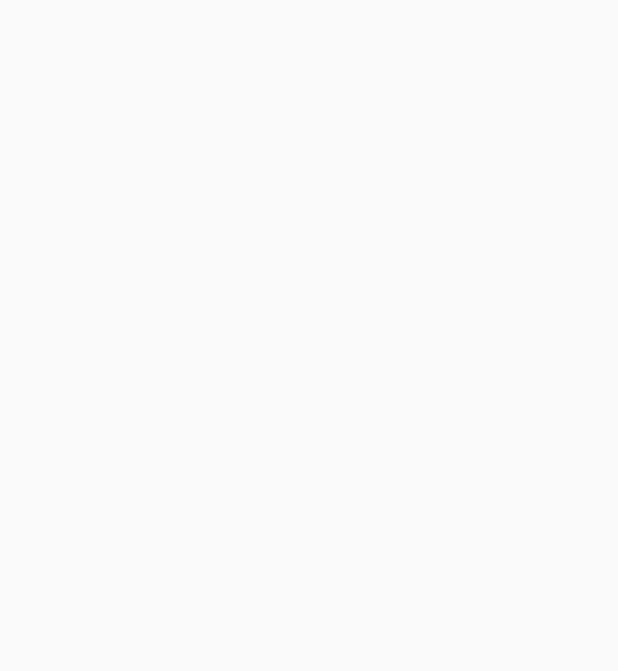
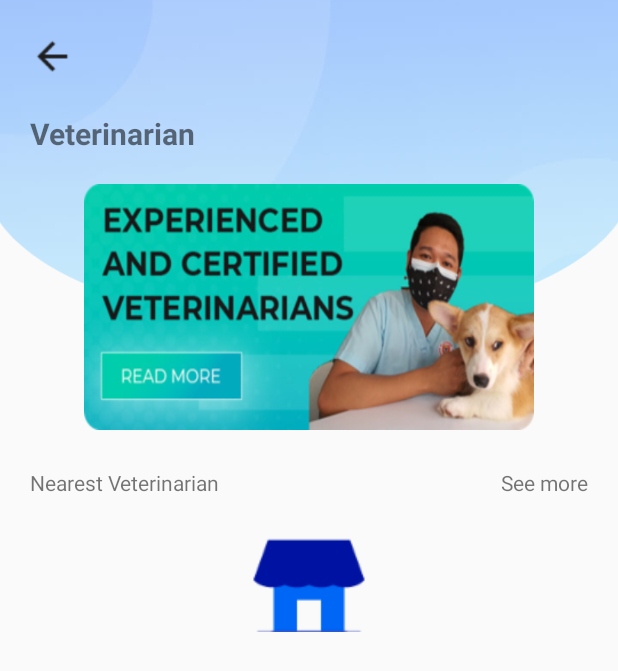
Before and after one commit to kirk-y/PetLover, an Android app: the Veterinarian screen opened directly, with no data from a screen before it, on a phone screen of 412 x 824 dp. Before the commit the part shown is empty. Shown: the top 671 px of the screen. Run offline under Robolectric (Android 15) with nearby library versions, the phone set to English and light mode, and no system bars.

Commit message:
Add Veterinarian home and Veterinarian details. Wait for using Database.

```diff
--- a/app/src/main/AndroidManifest.xml
+++ b/app/src/main/AndroidManifest.xml
@@ -13,9 +13,13 @@
         android:theme="@style/Theme.Design.Light"
         tools:targetApi="31">
         <activity
-            android:name=".Functions.ItemInfo"
+            android:name=".Functions.veterinarian.VeterinarianInfo"
             android:theme="@style/Theme.AppCompat.DayNight.NoActionBar"
             android:exported="false" />
+        <activity
+            android:name=".Functions.ItemInfo"
+            android:exported="false"
+            android:theme="@style/Theme.AppCompat.DayNight.NoActionBar" />
         <activity
             android:name=".personal.FQA"
             android:exported="false"
--- a/app/src/main/java/com/example/petlover/Functions/Veterinarian.java
+++ b/app/src/main/java/com/example/petlover/Functions/Veterinarian.java
@@ -2,8 +2,12 @@ package com.example.petlover.Functions;
 
 import androidx.appcompat.app.AppCompatActivity;
 
+import android.content.Intent;
 import android.os.Bundle;
+import android.view.View;
+import android.widget.ImageButton;
 
+import com.example.petlover.Functions.veterinarian.VeterinarianInfo;
 import com.example.petlover.R;
 
 public class Veterinarian extends AppCompatActivity {
@@ -12,5 +16,14 @@ public class Veterinarian extends AppCompatActivity {
     protected void onCreate(Bundle savedInstanceState) {
         super.onCreate(savedInstanceState);
         setContentView(R.layout.activity_veterinarian);
+
+        ImageButton bnt_veterinarian_info = findViewById(R.id.bnt_veterinarian_info);
+        bnt_veterinarian_info.setOnClickListener(new View.OnClickListener() {
+            @Override
+            public void onClick(View v) {
+                Intent intent = new Intent(Veterinarian.this, VeterinarianInfo.class);
+                startActivity(intent);
+            }
+        });
     }
 }
--- a/app/src/main/java/com/example/petlover/Home.java
+++ b/app/src/main/java/com/example/petlover/Home.java
@@ -87,5 +87,6 @@ public class Home extends AppCompatActivity {
                 startActivity(intent);
             }
         });
+
     }
 }
--- a/app/src/main/res/layout/activity_veterinarian.xml
+++ b/app/src/main/res/layout/activity_veterinarian.xml
@@ -6,4 +6,90 @@
     android:layout_height="match_parent"
     tools:context=".Functions.Veterinarian">
 
+
+    <ImageView
+        android:id="@+id/imageView15"
+        android:layout_width="wrap_content"
+        android:layout_height="wrap_content"
+        android:layout_marginTop="-110dp"
+        app:layout_constraintEnd_toEndOf="parent"
+        app:layout_constraintStart_toStartOf="parent"
+        app:layout_constraintTop_toTopOf="parent"
+        app:srcCompat="@drawable/home_top_image" />
+
+    <ImageButton
+        android:id="@+id/imageButton18"
+        android:layout_width="300dp"
+        android:layout_height="164dp"
+        android:scaleType="fitXY"
+        android:layout_marginStart="20dp"
+        android:layout_marginTop="20dp"
+        android:layout_marginEnd="20dp"
+        android:background="@color/transparent"
+        app:layout_constraintEnd_toEndOf="parent"
+        app:layout_constraintStart_toStartOf="parent"
+        app:layout_constraintTop_toBottomOf="@+id/textView55"
+        app:srcCompat="@drawable/veterinarian_home" />
+
+    <ImageView
+        android:id="@+id/bnt_veterinarian_back"
+        android:layout_width="30sp"
+        android:layout_height="wrap_content"
+        android:layout_marginStart="20dp"
+        android:layout_marginTop="20dp"
+        app:layout_constraintStart_toStartOf="parent"
+        app:layout_constraintTop_toTopOf="parent"
+        app:srcCompat="@drawable/back" />
+
+    <TextView
+        android:id="@+id/textView55"
+        android:layout_width="wrap_content"
+        android:layout_height="wrap_content"
+        android:layout_marginStart="20dp"
+        android:layout_marginTop="20dp"
+        android:text="@string/veterinarian_title"
+        android:textStyle="bold"
+        android:textSize="20sp"
+        app:layout_constraintStart_toStartOf="parent"
+        app:layout_constraintTop_toBottomOf="@+id/bnt_veterinarian_back" />
+
+    <TextView
+        android:id="@+id/textView56"
+        android:layout_width="wrap_content"
+        android:layout_height="wrap_content"
+        android:layout_marginStart="20dp"
+        android:layout_marginTop="10dp"
+        android:text="@string/nearest_veterinarian"
+        app:layout_constraintStart_toStartOf="parent"
+        app:layout_constraintTop_toBottomOf="@+id/imageView15" />
+
+    <TextView
+        android:id="@+id/textView57"
+        android:layout_width="wrap_content"
+        android:layout_height="wrap_content"
+        android:layout_marginEnd="20dp"
+        android:text="@string/see_more"
+        app:layout_constraintEnd_toEndOf="parent"
+        app:layout_constraintTop_toTopOf="@+id/textView56" />
+
+    <ScrollView
+        android:layout_width="match_parent"
+        android:layout_height="400sp"
+        android:layout_marginTop="10dp"
+        app:layout_constraintTop_toBottomOf="@+id/textView56">
+
+        <LinearLayout
+            android:layout_width="match_parent"
+            android:layout_height="wrap_content"
+            android:orientation="vertical" >
+
+            <ImageButton
+                android:id="@+id/bnt_veterinarian_info"
+                android:layout_width="match_parent"
+                android:layout_height="wrap_content"
+                android:background="@color/transparent"
+                app:srcCompat="@drawable/bar_ioc1" />
+        </LinearLayout>
+    </ScrollView>
+
 </androidx.constraintlayout.widget.ConstraintLayout>
--- a/app/src/main/res/values/strings.xml
+++ b/app/src/main/res/values/strings.xml
@@ -108,4 +108,12 @@
     <string name="text_item1_info">The British Shorthair is a breed version of the traditional British domestic cat, with a distinctively stocky build, thick coat and broad face. The most recognized color variant is \"British Blue\", with a solid gray-blue coat, orange eyes, and a medium-sized tail.</string>
     <string name="itemInfo_chatSeller">Chat Seller</string>
     <string name="itemInfo_continue">Continue</string>
+    <string name="veterinarian_title">Veterinarian</string>
+    <string name="nearest_veterinarian">Nearest Veterinarian</string>
+    <string name="create_appointment">Create Appointment</string>
+    <string name="veterinarian">Veterinarian</string>
+    <string name="veterinarian_profile">Veterinarian Profile</string>
+    <string name="veterinarian_name">Jaxson Calzoni</string>
+    <string name="clinic_name">One Stop Clinic</string>
+    <string name="veterna_experience">Experience \n5 Years</string>
 </resources>
```
Also changed, not shown: app/src/main/java/com/example/petlover/Functions/veterinarian/VeterinarianInfo.java (added, +16 -0 lines), app/src/main/res/layout/activity_veterinarian_info.xml (added, +293 -0 lines), app/src/main/res/drawable/veterinarian_background.png (added), app/src/main/res/drawable/veterinarian_home.png (added), app/src/main/res/drawable/veterinarian_profile.png (added).
